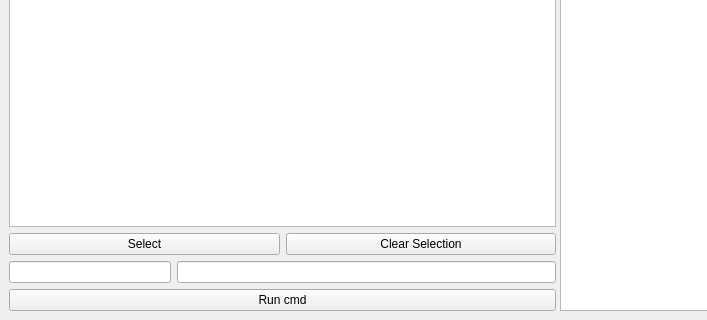
ccp4/DUI2, file src/client/client.ui: the form before one commit; both pictures show x 0 to 707 and y 486 to 806 of the 1115 by 806 pixel window.
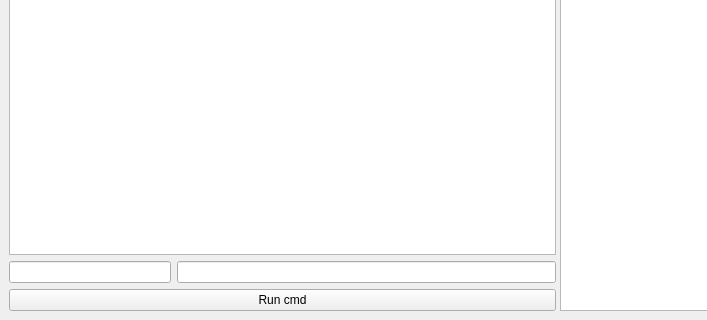
The form after the commit.

Commit message: removing not needed buttons from GUI

Patch:
```diff
--- a/src/client/client.ui
+++ b/src/client/client.ui
@@ -16,43 +16,14 @@
   <widget class="QWidget" name="centralwidget">
    <layout class="QGridLayout" name="gridLayout">
     <item row="0" column="0">
-     <widget class="QSplitter" name="splitter_2">
+     <widget class="QSplitter" name="splitter">
       <property name="orientation">
        <enum>Qt::Horizontal</enum>
       </property>
       <widget class="QWidget" name="">
        <layout class="QVBoxLayout" name="verticalLayout">
         <item>
-         <widget class="QSplitter" name="splitter">
-          <property name="orientation">
-           <enum>Qt::Vertical</enum>
-          </property>
-          <widget class="QWidget" name="layoutWidget">
-           <layout class="QVBoxLayout" name="verticalLayout_2">
-            <item>
-             <widget class="QGraphicsView" name="treeView"/>
-            </item>
-            <item>
-             <layout class="QHBoxLayout" name="horizontalLayout_2">
-              <item>
-               <widget class="QPushButton" name="ButtonSelect">
-                <property name="text">
-                 <string>Select</string>
-                </property>
-               </widget>
-              </item>
-              <item>
-               <widget class="QPushButton" name="ButtonClear">
-                <property name="text">
-                 <string>Clear Selection</string>
-                </property>
-               </widget>
-              </item>
-             </layout>
-            </item>
-           </layout>
-          </widget>
-         </widget>
+         <widget class="QGraphicsView" name="treeView"/>
         </item>
         <item>
          <layout class="QHBoxLayout" name="horizontalLayout">
```
The commit also changes 1 other file.
